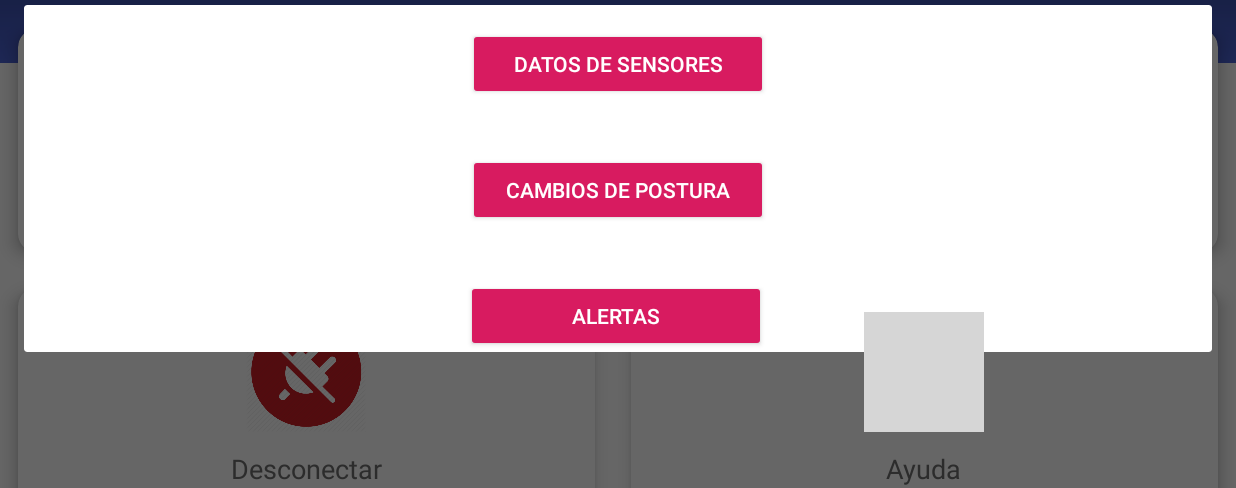
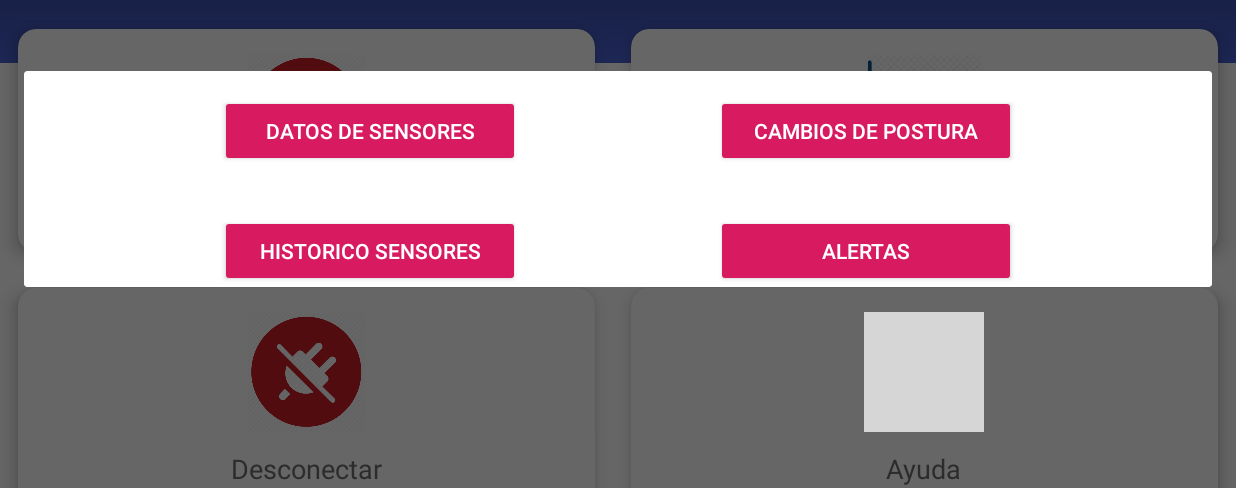
Before and after one commit to m-navas/ulceras2020, an Android app: the screen it shows after launch (MainActivity), after a tap on an icon or button, on a phone screen of 824 x 412 dp (held sideways), the part 130-618 px from its top. Run offline under Robolectric (Android 15) with nearby library versions, the light colour scheme and no system bars; libraries missing offline, so code that uses them is left out: com.github.mikephil.charting, org.fusesource.hawtbuf, org.fusesource.mqtt; 3 statements that could not run were skipped; 1 other tap on this screen came first; grey boxes are pictures that could not be loaded.

Commit message:
Android: interfaz historico sensores

```diff
--- a/ULCERAS/app/src/main/java/es/navas/ulceras/CambiosPosturales.java
+++ b/ULCERAS/app/src/main/java/es/navas/ulceras/CambiosPosturales.java
@@ -98,7 +98,7 @@ public class CambiosPosturales extends AppCompatActivity implements AdapterView.
             steps[i] = 1; // largo de la barra, no tiene utilidad en este caso ya que cada "step" lo consideramos una unidad
         }
 
-        cambiosPosturalesState = true;
+
 
         chartPosturas.getDescription().setText("Cambios de postura");
 
@@ -143,6 +143,8 @@ public class CambiosPosturales extends AppCompatActivity implements AdapterView.
             labelsColors.put(entry.getKey(), colorcodes[i]);
             i++; // i NO PUEDE SER MAYOR A colorcodes.size() !!
         }
+
+        cambiosPosturalesState = true;
 
     }
 
--- a/ULCERAS/app/src/main/java/es/navas/ulceras/MainActivity.java
+++ b/ULCERAS/app/src/main/java/es/navas/ulceras/MainActivity.java
@@ -175,8 +175,8 @@ public class MainActivity extends AppCompatActivity {
             }
         }
 
-        if(cambiosPosturalesState)
-            CambiosPosturales.drawChart(historic, data.size());
+        //if(cambiosPosturalesState)
+        CambiosPosturales.drawChart(historic, data.size());
 
     }
     // --- END Posturas ---
--- a/ULCERAS/app/src/main/java/es/navas/ulceras/VisualizationDialog.java
+++ b/ULCERAS/app/src/main/java/es/navas/ulceras/VisualizationDialog.java
@@ -14,11 +14,12 @@ import android.widget.Button;
         - Datos de lectura de los sensores en RT
         - Datos de cambios posturales en RT y carga de datos historicos
         - Datos de alertas
+        - Datos historicos de los sensores
  */
 public class VisualizationDialog extends Dialog implements View.OnClickListener {
 
     public Activity context;
-    private Button btn_sensorsData, btn_positions, btn_alerts;
+    private Button btn_sensorsData, btn_positions, btn_alerts, btn_historic;
 
 
     public VisualizationDialog(Activity a) {
@@ -37,6 +38,7 @@ public class VisualizationDialog extends Dialog implements View.OnClickListener
         btn_sensorsData = findViewById(R.id.btn_sensors_data);
         btn_positions = findViewById(R.id.btn_position);
         btn_alerts = findViewById(R.id.btn_alerts);
+        btn_historic = findViewById(R.id.btn_historic_sensor_data);
 
         btn_sensorsData.setOnClickListener(new View.OnClickListener() {
             @Override
@@ -61,6 +63,14 @@ public class VisualizationDialog extends Dialog implements View.OnClickListener
                 //context.startActivity(i);
             }
         });
+
+        btn_historic.setOnClickListener(new View.OnClickListener() {
+            @Override
+            public void onClick(View v) {
+                Intent i = new Intent(context, HistoricSensorData.class);
+                context.startActivity(i);
+            }
+        });
     }
 
     @Override
--- a/ULCERAS/app/src/main/res/layout/select_visualization.xml
+++ b/ULCERAS/app/src/main/res/layout/select_visualization.xml
@@ -12,9 +12,9 @@
         style="@style/Widget.AppCompat.Button.Colored"
         android:layout_width="200dp"
         android:layout_height="wrap_content"
-        android:layout_marginTop="15dp"
+        android:layout_marginTop="16dp"
         android:text="Datos de sensores"
-        app:layout_constraintEnd_toEndOf="parent"
+        app:layout_constraintEnd_toStartOf="@+id/btn_position"
         app:layout_constraintHorizontal_bias="0.5"
         app:layout_constraintStart_toStartOf="parent"
         app:layout_constraintTop_toTopOf="parent" />
@@ -24,24 +24,34 @@
         style="@style/Widget.AppCompat.Button.Colored"
         android:layout_width="200dp"
         android:layout_height="wrap_content"
-        android:layout_marginTop="36dp"
+        android:layout_marginTop="16dp"
         android:text="Cambios de postura"
         app:layout_constraintEnd_toEndOf="parent"
         app:layout_constraintHorizontal_bias="0.5"
-        app:layout_constraintStart_toStartOf="parent"
-        app:layout_constraintTop_toBottomOf="@+id/btn_sensors_data" />
+        app:layout_constraintStart_toEndOf="@+id/btn_sensors_data"
+        app:layout_constraintTop_toTopOf="parent" />
 
     <Button
         android:id="@+id/btn_alerts"
         style="@style/Widget.AppCompat.Button.Colored"
         android:layout_width="200dp"
         android:layout_height="wrap_content"
-        android:layout_marginTop="36dp"
+        android:layout_marginTop="32dp"
         android:text="Alertas"
-        app:layout_constraintBottom_toBottomOf="parent"
         app:layout_constraintEnd_toEndOf="parent"
-        app:layout_constraintHorizontal_bias="0.498"
+        app:layout_constraintHorizontal_bias="0.5"
+        app:layout_constraintStart_toEndOf="@+id/btn_historic_sensor_data"
+        app:layout_constraintTop_toBottomOf="@+id/btn_position" />
+
+    <Button
+        android:id="@+id/btn_historic_sensor_data"
+        style="@style/Widget.AppCompat.Button.Colored"
+        android:layout_width="200dp"
+        android:layout_height="wrap_content"
+        android:layout_marginTop="32dp"
+        android:text="Historico sensores"
+        app:layout_constraintEnd_toStartOf="@+id/btn_alerts"
+        app:layout_constraintHorizontal_bias="0.5"
         app:layout_constraintStart_toStartOf="parent"
-        app:layout_constraintTop_toBottomOf="@+id/btn_position"
-        app:layout_constraintVertical_bias="0.012" />
+        app:layout_constraintTop_toBottomOf="@+id/btn_sensors_data" />
 </androidx.constraintlayout.widget.ConstraintLayout>
```
Also changed, not shown: ULCERAS/app/src/main/AndroidManifest.xml (+5 -4 lines), ULCERAS/app/src/main/java/es/navas/ulceras/HistoricSensorData.java (added, +27 -0 lines), ULCERAS/app/src/main/res/layout/activity_historic_sensor_data.xml (added, +99 -0 lines).
